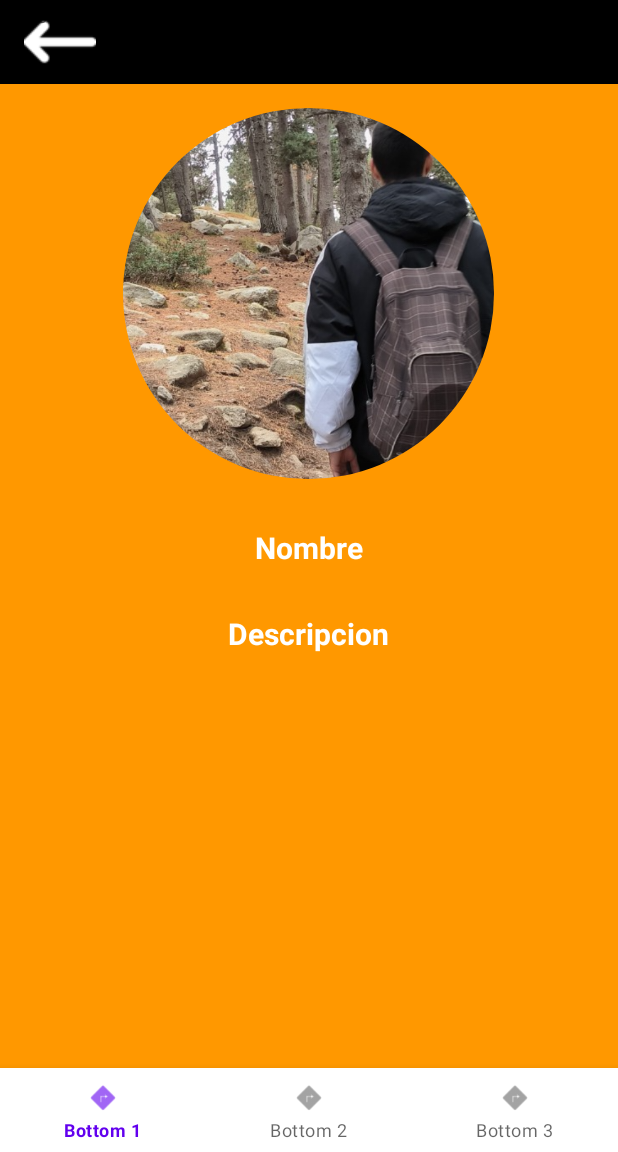
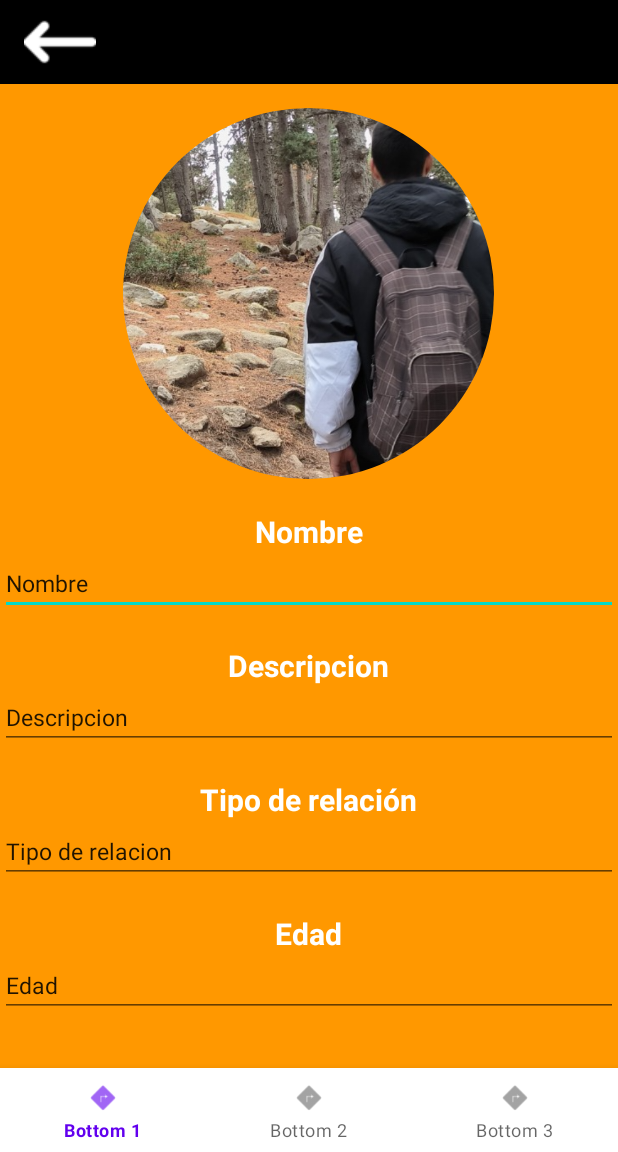
Before and after one commit to biellop/EncuentraTuMediaNaranja, an Android app: the fragment profileFragment shown on its own in the app's theme, on a phone screen of 412 x 824 dp, the part 84-1236 px from its top. Run offline under Robolectric (Android 15) with nearby library versions, the phone set to English and light mode, and no system bars; our stand-ins replace CircleImageView, navigation-ui; 2 statements that could not run were skipped.

Commit message:
swipes hecho

```diff
--- a/app/src/main/res/layout/fragment_profile.xml
+++ b/app/src/main/res/layout/fragment_profile.xml
@@ -3,6 +3,7 @@
 <androidx.constraintlayout.widget.ConstraintLayout
     xmlns:android="http://schemas.android.com/apk/res/android"
     xmlns:app="http://schemas.android.com/apk/res-auto"
+    xmlns:tools="http://schemas.android.com/tools"
     android:layout_width="match_parent"
     android:layout_height="match_parent">
 
@@ -27,30 +28,81 @@
             android:id="@+id/nombre"
             android:layout_width="wrap_content"
             android:layout_height="wrap_content"
-            android:layout_marginTop="16dp"
+            android:layout_marginTop="5dp"
             android:text="Nombre"
             android:textSize="20sp"
             android:textStyle="bold"
             android:textColor="@color/white"
             android:layout_gravity="center"/>
 
+        <EditText
+            android:id="@+id/editText"
+            android:layout_width="match_parent"
+            android:layout_height="wrap_content"
+            android:ems="10"
+            android:inputType="text"
+            android:text="Nombre"
+            android:textSize="15sp"/>
+
         <TextView
             android:id="@+id/descripcion"
             android:layout_width="wrap_content"
             android:layout_height="wrap_content"
-            android:layout_marginTop="30dp"
+            android:layout_marginTop="20dp"
             android:text="Descripcion"
             android:textSize="20sp"
             android:textStyle="bold"
             android:textColor="@color/white"
             android:layout_gravity="center"/>
 
+        <EditText
+            android:id="@+id/editText2"
+            android:layout_width="match_parent"
+            android:layout_height="wrap_content"
+            android:ems="10"
+            android:textSize="15sp"
+            android:inputType="text"
+            android:text="Descripcion"/>
+
         <TextView
-            android:id="@+id/ageTextView"
+            android:id="@+id/tipoDeRelacion"
             android:layout_width="wrap_content"
             android:layout_height="wrap_content"
-            android:layout_marginTop="8dp"
-            android:textSize="18sp" />
+            android:layout_marginTop="20dp"
+            android:text="Tipo de relación"
+            android:textSize="20sp"
+            android:textStyle="bold"
+            android:textColor="@color/white"
+            android:layout_gravity="center"/>
+
+        <EditText
+            android:id="@+id/editText3"
+            android:layout_width="match_parent"
+            android:layout_height="wrap_content"
+            android:ems="10"
+            android:textSize="15sp"
+            android:inputType="text"
+            android:text="Tipo de relacion"/>
+
+        <TextView
+            android:id="@+id/edad"
+            android:layout_width="wrap_content"
+            android:layout_height="wrap_content"
+            android:layout_marginTop="20dp"
+            android:text="Edad"
+            android:textSize="20sp"
+            android:textStyle="bold"
+            android:textColor="@color/white"
+            android:layout_gravity="center"/>
+
+        <EditText
+            android:id="@+id/editText4"
+            android:layout_width="match_parent"
+            android:layout_height="wrap_content"
+            android:ems="10"
+            android:textSize="15sp"
+            android:inputType="text"
+            android:text="Edad"/>
 
         <TextView
             android:id="@+id/offerTextView"
@@ -58,15 +110,10 @@
             android:layout_height="wrap_content"
             android:layout_marginTop="16dp"
             android:textSize="16sp" />
+
+
+
     </LinearLayout>
-
-    <androidx.fragment.app.FragmentContainerView
-        android:name="androidx.navigation.fragment.NavHostFragment"
-        android:id="@+id/nav_host_fragment"
-        android:layout_width="match_parent"
-        android:layout_height="match_parent"
-        app:defaultNavHost="true"
-        app:navGraph="@navigation/bottom_graph" />
 
     <com.google.android.material.bottomnavigation.BottomNavigationView
         android:id="@+id/bottom_nav_view"
```
Also changed, not shown: app/src/main/res/layout/fragment_home.xml (+53 -5 lines), app/src/main/res/layout/toolbar_home.xml (added, +25 -0 lines), app/src/main/res/drawable/ic_cruz.png (added).
